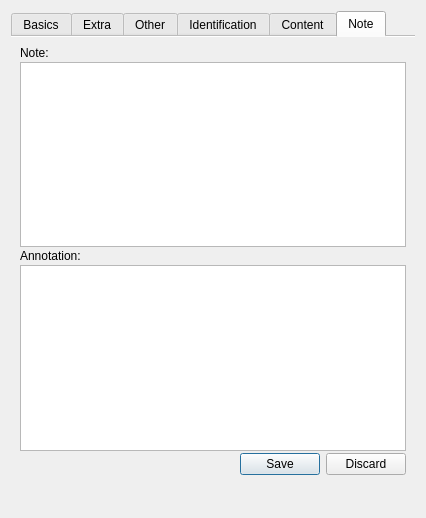
Above: src/mainui/sidebar/publicationwidget.ui from KDE/conquirere before the change. Below: the same form after it.
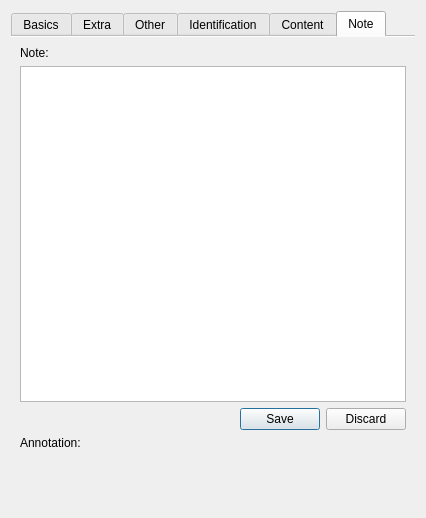
That is the form after the change. The open tabs and pages were chosen to show the change. Custom widgets are drawn as their Qt base class.

Commit message: allow to add/edit/remove pimo:Note resources to nearly anything

```diff
--- a/src/mainui/sidebar/publicationwidget.ui
+++ b/src/mainui/sidebar/publicationwidget.ui
@@ -814,9 +814,6 @@
        <string>Note</string>
       </attribute>
       <layout class="QVBoxLayout" name="verticalLayout">
-       <property name="spacing">
-        <number>2</number>
-       </property>
        <item>
         <widget class="QLabel" name="label">
          <property name="text">
@@ -830,19 +827,6 @@
        <item>
         <widget class="QPlainTextEdit" name="editNote"/>
        </item>
-       <item>
-        <widget class="QLabel" name="label_15">
-         <property name="text">
-          <string>Annotation:</string>
-         </property>
-         <property name="buddy">
-          <cstring>editAnnote</cstring>
-         </property>
-        </widget>
-       </item>
-       <item>
-        <widget class="QPlainTextEdit" name="editAnnote"/>
-       </item>
        <item>
         <widget class="QDialogButtonBox" name="noteButtonBox">
          <property name="standardButtons">
@@ -850,6 +834,16 @@
          </property>
         </widget>
        </item>
+       <item>
+        <widget class="QLabel" name="label_15">
+         <property name="text">
+          <string>Annotation:</string>
+         </property>
+        </widget>
+       </item>
+       <item>
+        <widget class="ListAnnotationsWidget" name="editAnnot" native="true"/>
+       </item>
       </layout>
      </widget>
     </widget>
@@ -980,6 +974,12 @@
    <extends>QLineEdit</extends>
    <header>propertywidgets/codeoflawedit.h</header>
   </customwidget>
+  <customwidget>
+   <class>ListAnnotationsWidget</class>
+   <extends>QWidget</extends>
+   <header>sidebar/listannotationswidget.h</header>
+   <container>1</container>
+  </customwidget>
  </customwidgets>
  <resources/>
  <connections>
```
The commit also changes 14 other files.
